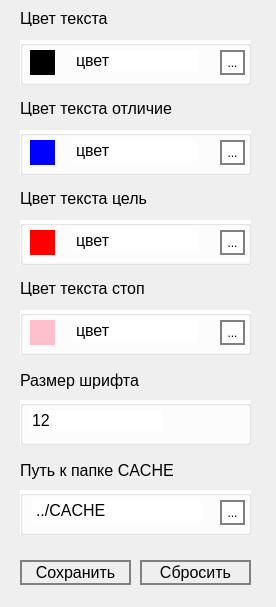
Before: the Qt Designer form 1015.ui in RedT0wer/DNA, drawn with Qt 5.
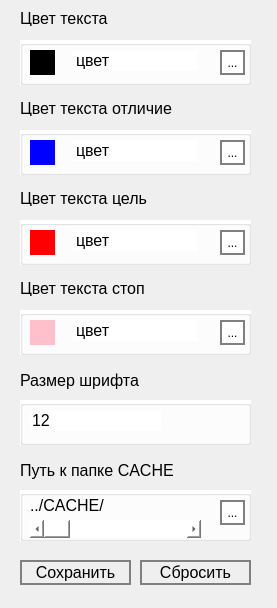
After: the same form once the commit is applied.

Commit message: beta test scroll text

What changed in the file:
```diff
--- a/1015.ui
+++ b/1015.ui
@@ -6,8 +6,8 @@
    <rect>
     <x>0</x>
     <y>0</y>
-    <width>276</width>
-    <height>607</height>
+    <width>277</width>
+    <height>608</height>
    </rect>
   </property>
   <property name="windowTitle">
@@ -489,7 +489,7 @@
      <x>20</x>
      <y>490</y>
      <width>231</width>
-     <height>45</height>
+     <height>51</height>
     </rect>
    </property>
    <property name="styleSheet">
@@ -498,27 +498,6 @@
    <property name="title">
     <string/>
    </property>
-   <widget class="QLabel" name="path_folder">
-    <property name="geometry">
-     <rect>
-      <x>10</x>
-      <y>10</y>
-      <width>171</width>
-      <height>21</height>
-     </rect>
-    </property>
-    <property name="font">
-     <font>
-      <pointsize>12</pointsize>
-     </font>
-    </property>
-    <property name="styleSheet">
-     <string notr="true">margin-left:2px;</string>
-    </property>
-    <property name="text">
-     <string>../CACHE</string>
-    </property>
-   </widget>
    <widget class="QToolButton" name="button_path">
     <property name="geometry">
      <rect>
@@ -535,6 +514,40 @@
      <string>...</string>
     </property>
    </widget>
+   <widget class="QScrollBar" name="horizontalScrollBar">
+    <property name="geometry">
+     <rect>
+      <x>10</x>
+      <y>30</y>
+      <width>171</width>
+      <height>18</height>
+     </rect>
+    </property>
+    <property name="orientation">
+     <enum>Qt::Horizontal</enum>
+    </property>
+   </widget>
+   <widget class="QLabel" name="path_folder">
+    <property name="geometry">
+     <rect>
+      <x>10</x>
+      <y>0</y>
+      <width>171</width>
+      <height>31</height>
+     </rect>
+    </property>
+    <property name="font">
+     <font>
+      <pointsize>12</pointsize>
+     </font>
+    </property>
+    <property name="styleSheet">
+     <string notr="true">background-color: rgba(255, 255, 255, 10);</string>
+    </property>
+    <property name="text">
+     <string>../CACHE/</string>
+    </property>
+   </widget>
   </widget>
   <widget class="QToolButton" name="button_apply">
    <property name="geometry">
```
The commit also changes 2 other files.
